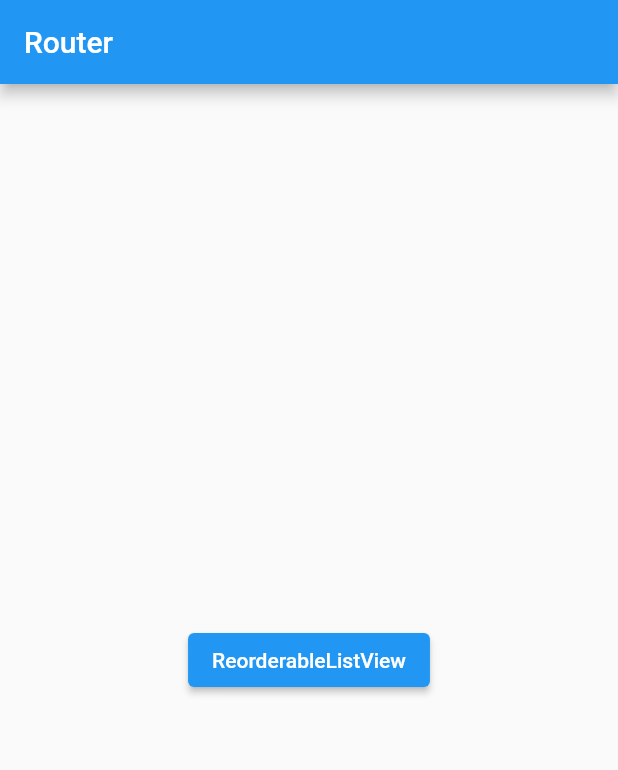
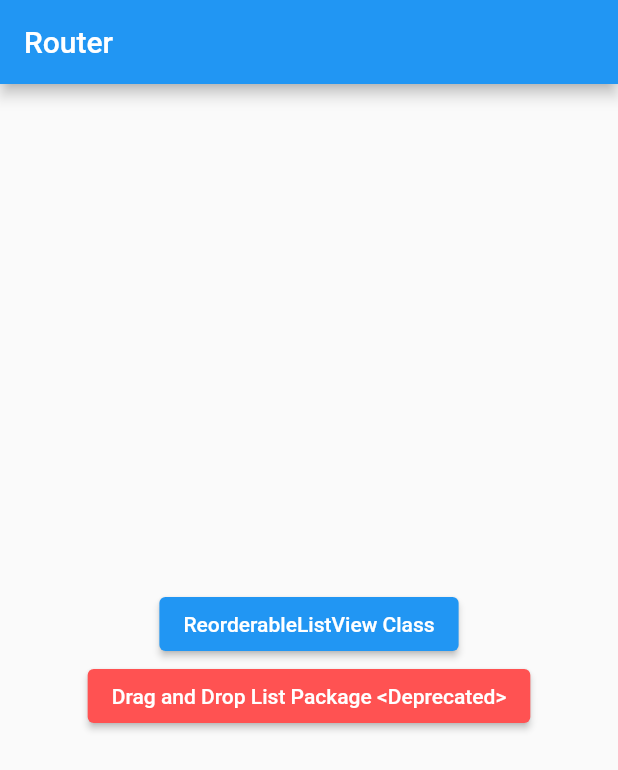
Before and after one commit to glowisn/draggablelist_toy, a Flutter app: the screen it shows after launch, on a phone screen of 412 x 824 dp. Shown: the top 770 px of the screen. Run offline on Flutter 3.47's test engine with Material 2 defaults, Android fonts, the phone set to English and light mode, and no system bars; our stand-ins replace get; missing offline and left inert: drag_and_drop_lists.

Commit message:
[DADL][END] drag and drop list package
Since drag and drop list package is deprecated and not good enough to use, It's better use RLV class.

```diff
--- a/lib/home.dart
+++ b/lib/home.dart
@@ -1,4 +1,5 @@
-import 'package:draggablelist_toy/pages/reorderableListView.dart';
+import 'package:draggablelist_toy/pages/dragAndDropLists.dart';
+import 'package:draggablelist_toy/pages/reorderableList.dart';
 import 'package:flutter/material.dart';
 import 'package:get/get.dart';
 
@@ -10,7 +11,6 @@ class HomePage extends StatefulWidget {
 }
 
 class _HomePageState extends State<HomePage> {
-
   @override
   Widget build(BuildContext context) {
     return Scaffold(
@@ -25,12 +25,18 @@ class _HomePageState extends State<HomePage> {
               onPressed: () {
                 Get.to(ReorderableListViewPage());
               },
-              child: const Text("ReorderableListView"),
-            )
+              child: const Text("ReorderableListView Class"),
+            ),
+            ElevatedButton(
+                onPressed: () {
+                  Get.to(DragAndDropListPage());
+                },
+                child: const Text("Drag and Drop List Package <Deprecated>"),
+                style: ElevatedButton.styleFrom(primary: Colors.redAccent),
+                ),
           ],
         ),
       ),
     );
   }
-
 }
--- a/pubspec.yaml
+++ b/pubspec.yaml
@@ -30,6 +30,7 @@ dependencies:
   flutter:
     sdk: flutter
   get:
+  drag_and_drop_lists:
 
 
   # The following adds the Cupertino Icons font to your application.
```
Also changed, not shown: lib/pages/dragAndDropLists.dart (added, +74 -0 lines), pubspec.lock.
